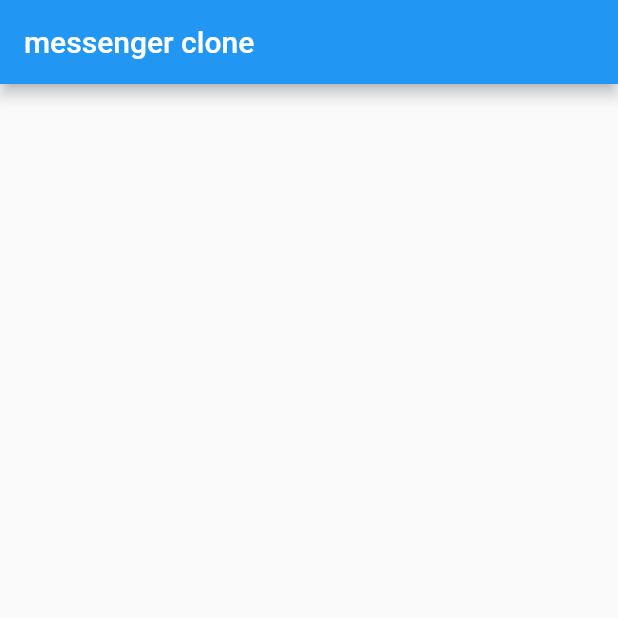
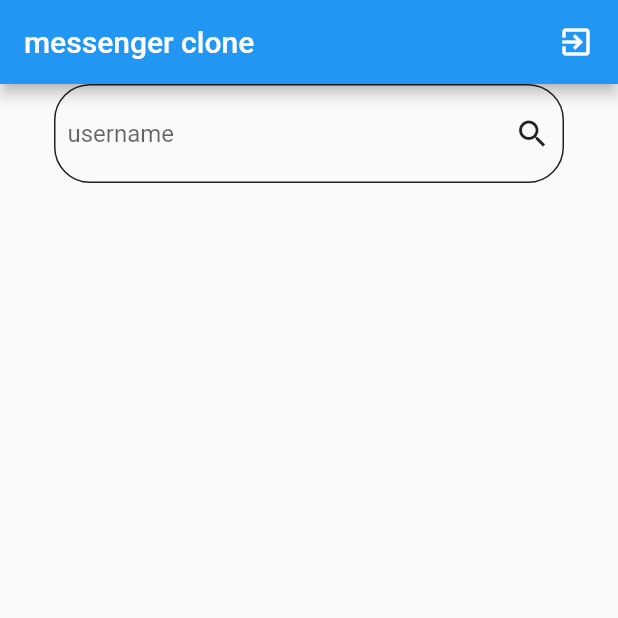
Before and after one commit to Kazukafka/flutter_chatapp, a Flutter app: the Home screen opened directly, on a phone screen of 412 x 824 dp, the top half of it. Run offline on Flutter 3.47's test engine with Material 2 defaults, Android fonts, the phone set to English and light mode, and no system bars; our stand-ins replace firebase_auth, firebase_core, google_sign_in, shared_preferences; accounts and stored records are empty.

Commit message:
searchBar added

```diff
--- a/lib/views/home.dart
+++ b/lib/views/home.dart
@@ -1,4 +1,7 @@
 import 'package:flutter/material.dart';
+import 'package:messenger_clone/services/auth.dart';
+import 'package:messenger_clone/views/signin.dart';
+import 'package:flutter/src/material/icons.dart';
 
 class Home extends StatefulWidget {
   const Home({Key? key}) : super(key: key);
@@ -13,6 +16,48 @@ class _HomeState extends State<Home> {
     return Scaffold(
       appBar: AppBar(
         title: Text("messenger clone"),
+        actions: [
+          InkWell(
+            onTap: () {
+              AuthMethods().signOut().then((s) {
+                Navigator.pushReplacement(
+                    context, MaterialPageRoute(builder: (context) => SignIn()));
+              });
+            },
+            child: Container(
+                padding: EdgeInsets.symmetric(horizontal: 16),
+                child: Icon(Icons.exit_to_app)),
+          )
+        ],
+      ),
+      body: Container(
+        margin: EdgeInsets.symmetric(horizontal: 20),
+        child: Column(
+          children: [
+            Container(
+              margin: EdgeInsets.symmetric(horizontal: 16),
+              padding: EdgeInsets.all(8),
+              decoration: BoxDecoration(
+                  border: Border.all(
+                      color: Colors.black87,
+                      width: 1,
+                      style: BorderStyle.solid),
+                  borderRadius: BorderRadius.circular(24)),
+              child: Column(children: [
+                Row(
+                  children: [
+                    Expanded(
+                        child: TextField(
+                      decoration: InputDecoration(
+                          border: InputBorder.none, hintText: "username"),
+                    )),
+                    Icon(Icons.search)
+                  ],
+                ),
+              ]),
+            ),
+          ],
+        ),
       ),
     );
   }
```
Also changed, not shown: lib/main.dart (+11 -1 lines), lib/services/auth.dart (+8 -1 lines), 5 other files.
